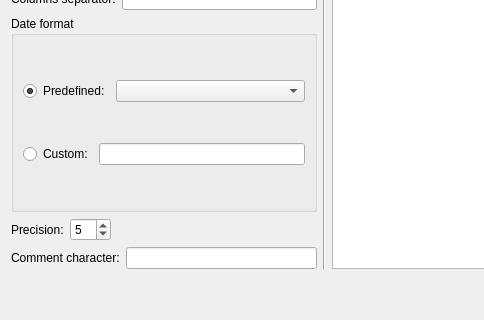
Above: src/observers/export.vars.files.csv/EditFormatDialog.ui from OpenFLUID/openfluid before the change; both pictures show x 0 to 484 and y 91 to 411 of the 726 by 411 pixel window. Below: the same form after it.
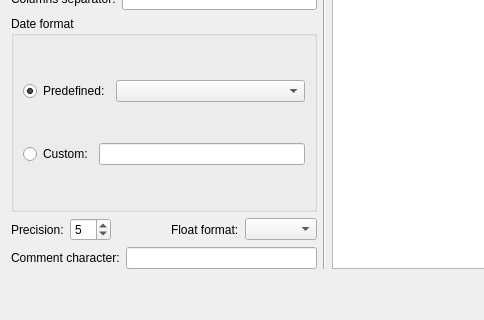
That is the form after the change.

Diff of the .ui file:
```diff
--- a/src/observers/export.vars.files.csv/EditFormatDialog.ui
+++ b/src/observers/export.vars.files.csv/EditFormatDialog.ui
@@ -135,6 +135,16 @@
            </property>
           </spacer>
          </item>
+         <item>
+          <widget class="QLabel" name="label_7">
+           <property name="text">
+            <string>Float format:</string>
+           </property>
+          </widget>
+         </item>
+         <item>
+          <widget class="QComboBox" name="FloatFormatComboBox"/>
+         </item>
         </layout>
        </item>
        <item>
```
